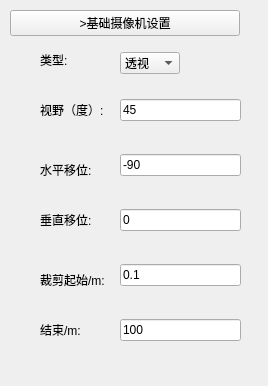
First picture: the form in sources/uicamera.ui, repository theblacktree/simpleBlender, before the edit.
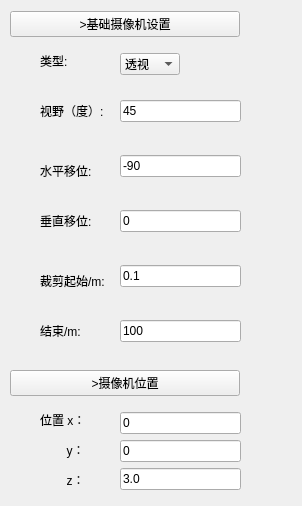
Second picture: the form after the edit.

Commit message: repair camera attribution setting bug

Patch:
```diff
--- a/sources/uicamera.ui
+++ b/sources/uicamera.ui
@@ -6,20 +6,20 @@
    <rect>
     <x>0</x>
     <y>0</y>
-    <width>268</width>
-    <height>386</height>
+    <width>302</width>
+    <height>506</height>
    </rect>
   </property>
   <property name="windowTitle">
    <string>Form</string>
   </property>
-  <widget class="QWidget" name="layoutWidget">
+  <widget class="QWidget" name="">
    <property name="geometry">
     <rect>
      <x>10</x>
-     <y>10</y>
-     <width>251</width>
-     <height>371</height>
+     <y>11</y>
+     <width>281</width>
+     <height>491</height>
     </rect>
    </property>
    <layout class="QVBoxLayout" name="vLayout_main">
@@ -37,7 +37,13 @@
      </widget>
     </item>
     <item>
-     <widget class="QWidget" name="widget_camera" native="true">
+     <widget class="QWidget" name="widget_BasicSetting" native="true">
+      <property name="maximumSize">
+       <size>
+        <width>16777215</width>
+        <height>341</height>
+       </size>
+      </property>
       <widget class="QLabel" name="label_25">
        <property name="geometry">
         <rect>
@@ -190,6 +196,101 @@
       </widget>
      </widget>
     </item>
+    <item>
+     <widget class="QPushButton" name="btn_cameraPosition">
+      <property name="maximumSize">
+       <size>
+        <width>230</width>
+        <height>16777215</height>
+       </size>
+      </property>
+      <property name="text">
+       <string>&gt;摄像机位置</string>
+      </property>
+     </widget>
+    </item>
+    <item>
+     <widget class="QWidget" name="widget_location" native="true">
+      <property name="maximumSize">
+       <size>
+        <width>16777215</width>
+        <height>100</height>
+       </size>
+      </property>
+      <widget class="QLabel" name="label_17">
+       <property name="geometry">
+        <rect>
+         <x>30</x>
+         <y>10</y>
+         <width>41</width>
+         <height>16</height>
+        </rect>
+       </property>
+       <property name="text">
+        <string>位置 x：</string>
+       </property>
+      </widget>
+      <widget class="QLabel" name="label_27">
+       <property name="geometry">
+        <rect>
+         <x>30</x>
+         <y>40</y>
+         <width>41</width>
+         <height>16</height>
+        </rect>
+       </property>
+       <property name="text">
+        <string>        y：</string>
+       </property>
+      </widget>
+      <widget class="QLabel" name="label_28">
+       <property name="geometry">
+        <rect>
+         <x>30</x>
+         <y>70</y>
+         <width>41</width>
+         <height>16</height>
+        </rect>
+       </property>
+       <property name="text">
+        <string>        z：</string>
+       </property>
+      </widget>
+      <widget class="QWidget" name="layoutWidget_2">
+       <property name="geometry">
+        <rect>
+         <x>110</x>
+         <y>10</y>
+         <width>121</width>
+         <height>81</height>
+        </rect>
+       </property>
+       <layout class="QVBoxLayout" name="vLayout_location">
+        <item>
+         <widget class="QLineEdit" name="lineEdit_cameraLocateX">
+          <property name="text">
+           <string>0</string>
+          </property>
+         </widget>
+        </item>
+        <item>
+         <widget class="QLineEdit" name="lineEdit_cameraLocateY">
+          <property name="text">
+           <string>0</string>
+          </property>
+         </widget>
+        </item>
+        <item>
+         <widget class="QLineEdit" name="lineEdit_cameraLocateZ">
+          <property name="text">
+           <string>3.0</string>
+          </property>
+         </widget>
+        </item>
+       </layout>
+      </widget>
+     </widget>
+    </item>
    </layout>
   </widget>
  </widget>
```
Left out of the diff: 2 changed lines with no effect on the pictures. The commit also changes 6 other files.
